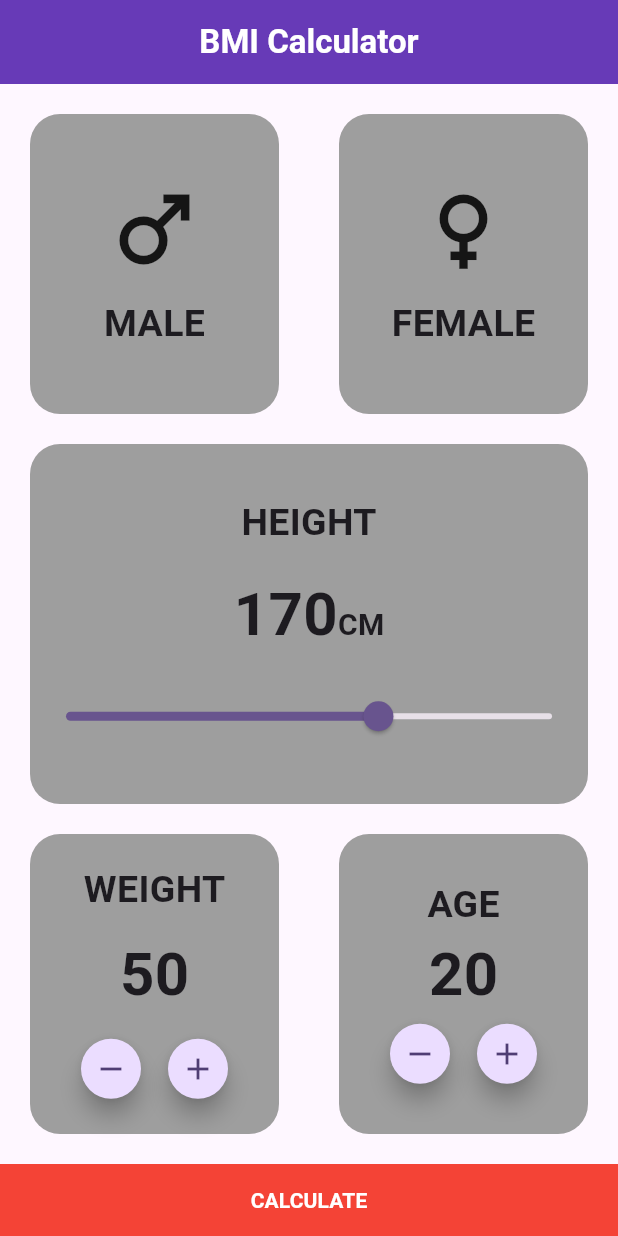
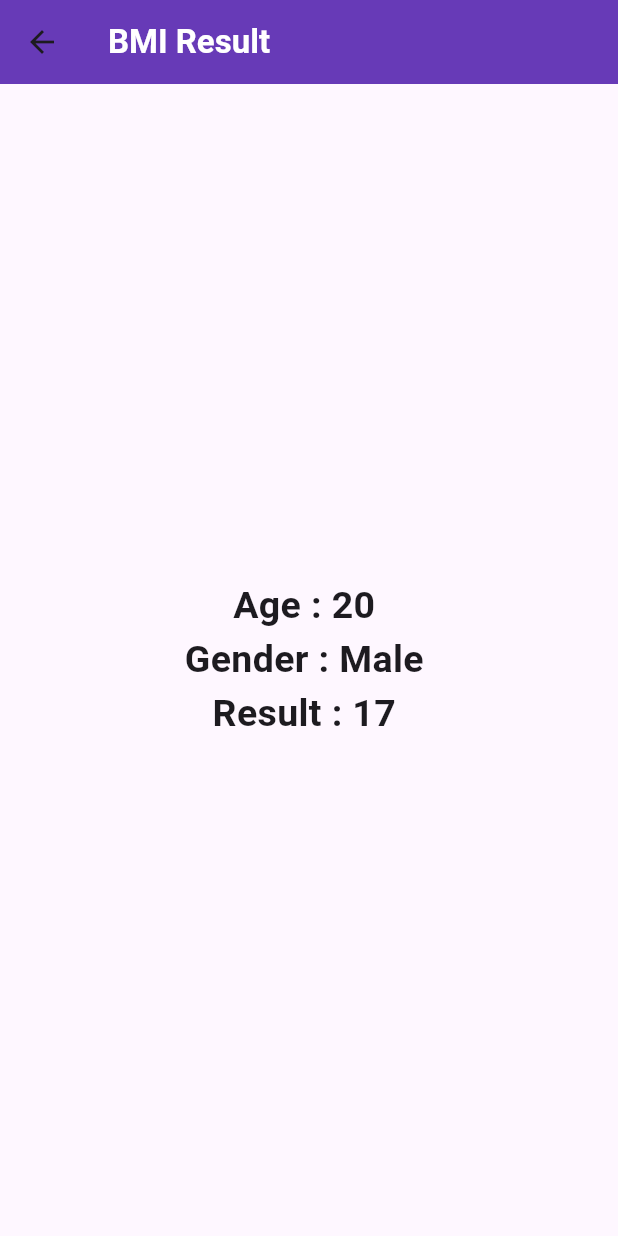
Before and after one commit to AshrafMagdy16d/BMI, a Flutter app: the screen it shows after launch, after a tap on "CALCULATE", on a phone screen of 412 x 824 dp. Run offline on Flutter 3.47's test engine with Material 3 defaults, Android fonts, the phone set to English and light mode, and no system bars.

Commit message:
Added new pages and updated existing code

```diff
--- a/lib/BMI_screen.dart
+++ b/lib/BMI_screen.dart
@@ -1,6 +1,7 @@
 import 'dart:math';
 
 import 'package:flutter/material.dart';
+import 'package:second_task/bmi_result.dart';
 
 class BmiScreen extends StatefulWidget {
   const BmiScreen({super.key});
@@ -13,6 +14,7 @@ class _BmiScreenState extends State<BmiScreen> {
   double height = 170;
   int age = 20;
   int weight = 50;
+  bool isMale = true;
   @override
   Widget build(BuildContext context) {
     return Scaffold(
@@ -34,9 +36,15 @@ class _BmiScreenState extends State<BmiScreen> {
                   Expanded(
                     child: Padding(
                       padding: const EdgeInsets.all(20),
+                      child: GestureDetector(
+                        onTap: () {
+                          setState(() {
+                            isMale = true;
+                          });
+                        },
                         child: Container(
                           decoration: BoxDecoration(
-                          color: Colors.grey,
+                            color: isMale ? Colors.blue : Colors.grey,
                             borderRadius: BorderRadius.circular(20),
                           ),
                           child: Column(
@@ -56,13 +64,20 @@ class _BmiScreenState extends State<BmiScreen> {
                         ),
                       ),
                     ),
+                  ),
 
                   Expanded(
                     child: Padding(
                       padding: const EdgeInsets.all(20),
+                      child: GestureDetector(
+                        onTap: () {
+                          setState(() {
+                            isMale = false;
+                          });
+                        },
                         child: Container(
                           decoration: BoxDecoration(
-                          color: Colors.grey,
+                            color: !isMale ? Colors.pink : Colors.grey,
                             borderRadius: BorderRadius.circular(20),
                           ),
                           child: Column(
@@ -78,6 +93,7 @@ class _BmiScreenState extends State<BmiScreen> {
                                 ),
                               ),
                             ],
+                          ),
                         ),
                       ),
                     ),
@@ -272,6 +288,17 @@ class _BmiScreenState extends State<BmiScreen> {
               child: MaterialButton(
                 onPressed: () {
                   double result = weight / pow(height / 100, 2);
+                  Navigator.push(
+                    context,
+                    MaterialPageRoute(
+                      builder:
+                          (context) => BmiResult(
+                            age: age,
+                            result: result,
+                            gender: isMale,
+                          ),
+                    ),
+                  );
                 },
                 child: Text(
                   'CALCULATE',
--- /dev/null
+++ b/lib/bmi_result.dart
@@ -0,0 +1,46 @@
+import 'package:flutter/material.dart';
+
+class BmiResult extends StatelessWidget {
+  BmiResult({
+    super.key,
+    required this.age,
+    required this.gender,
+    required this.result,
+  });
+  final int age;
+  final bool gender;
+  final double result;
+
+  @override
+  Widget build(BuildContext context) {
+    return Scaffold(
+      appBar: AppBar(
+        title: const Text(
+          'BMI Result',
+          style: TextStyle(color: Colors.white, fontWeight: FontWeight.bold),
+        ),
+        backgroundColor: Colors.deepPurple,
+      ),
+      body: Center(
+        child: Column(
+          mainAxisAlignment: MainAxisAlignment.center,
+          crossAxisAlignment: CrossAxisAlignment.center,
+          children: [
+            Text(
+              "Age : $age ",
+              style: TextStyle(fontSize: 25, fontWeight: FontWeight.bold),
+            ),
+            Text(
+              "Gender : ${gender ? "Male" : "Female"} ",
+              style: TextStyle(fontSize: 25, fontWeight: FontWeight.bold),
+            ),
+            Text(
+              "Result : ${result.toInt()} ",
+              style: TextStyle(fontSize: 25, fontWeight: FontWeight.bold),
+            ),
+          ],
+        ),
+      ),
+    );
+  }
+}
```
Lines whose indentation alone changed are shown as unchanged.
